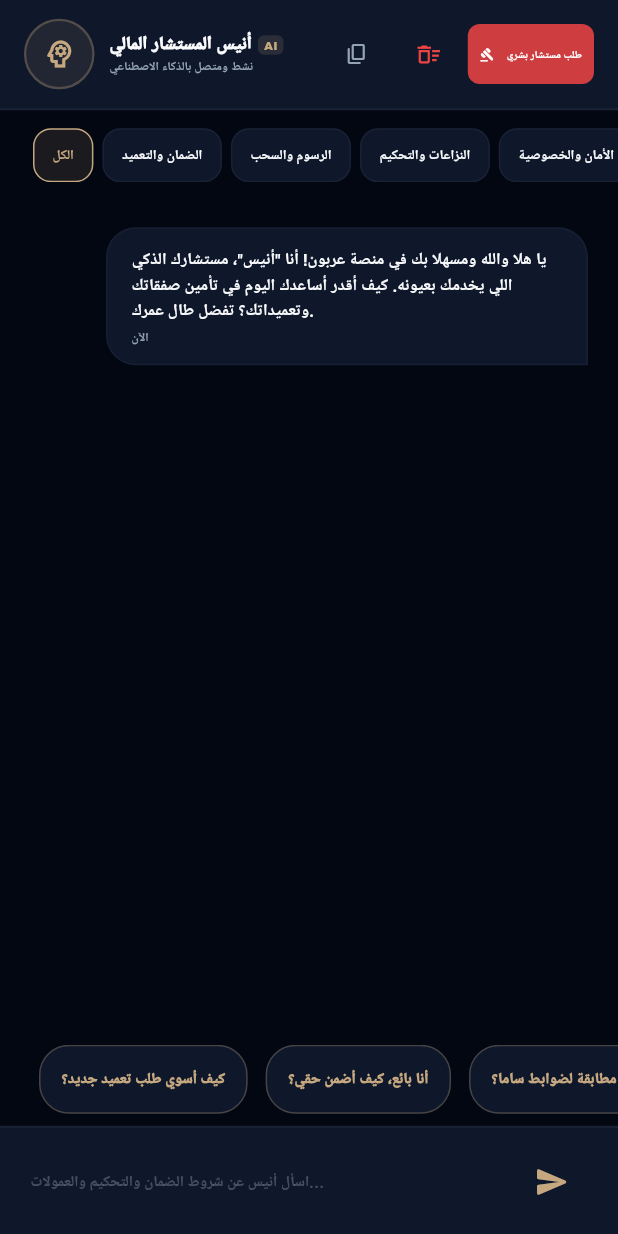
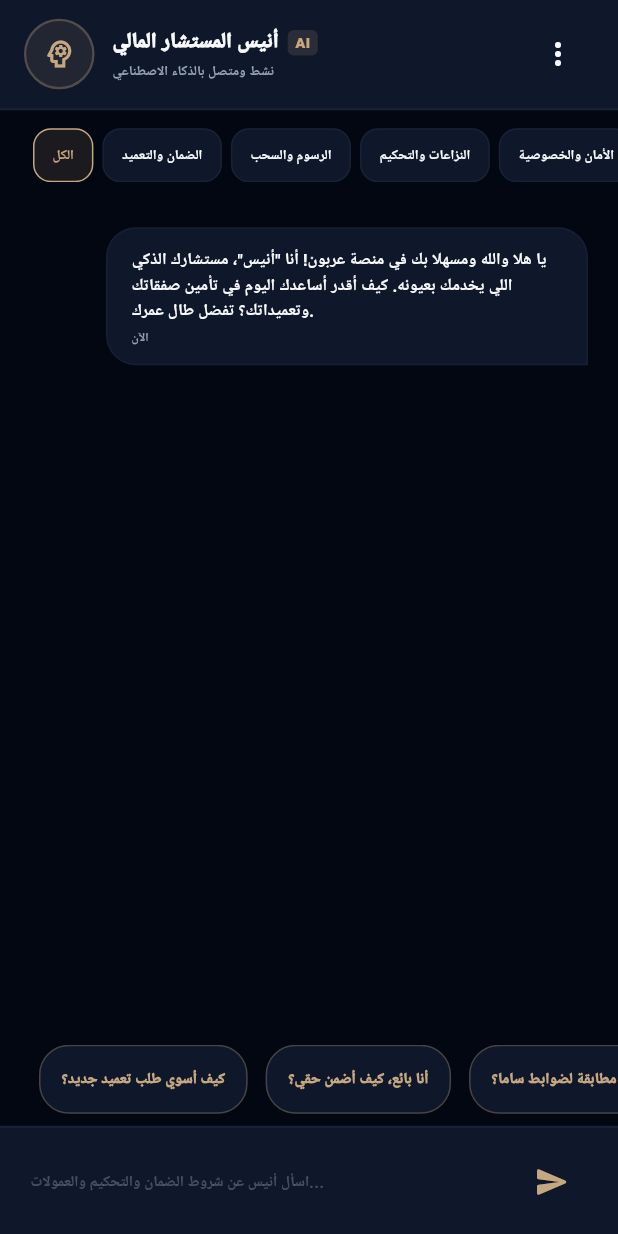
Before and after one commit to amanpresssa-cmyk/Deposit-022, a Flutter app: the SupportScreen screen opened directly, on a phone screen of 412 x 824 dp. Run offline on Flutter 3.47's test engine with Material 3 defaults, Android fonts, the phone set to English and light mode, and no system bars; our stand-ins replace audioplayers, cloud_firestore, firebase_auth, firebase_core, firebase_messaging, firebase_storage and 6 more; missing offline and left inert: google_mlkit_text_recognition, mobile_scanner; accounts and stored records are empty; Roboto replaces fonts that are missing (Cairo).

Commit message:
style: reorganize support screen header layout to resolve cluttering

```diff
--- a/lib/screens/support_screen.dart
+++ b/lib/screens/support_screen.dart
@@ -359,28 +359,25 @@ class _SupportScreenState extends State<SupportScreen> {
             ),
             child: const Icon(Icons.psychology_outlined, color: AppColors.accentGold, size: 24),
           ),
-          const SizedBox(width: 10),
+          const SizedBox(width: 12),
           Expanded(
             child: Column(
               crossAxisAlignment: CrossAxisAlignment.start,
               children: [
                 Row(
+                  mainAxisSize: MainAxisSize.min,
                   children: [
-                    Flexible(
-                      child: Text(
+                    Text(
                       'أنيس المستشار المالي',
-                        maxLines: 1,
-                        overflow: TextOverflow.ellipsis,
                       style: GoogleFonts.cairo(
                         color: AppColors.textLight,
-                          fontSize: 12,
+                        fontSize: 14,
                         fontWeight: FontWeight.w900,
                       ),
                     ),
-                    ),
-                    const SizedBox(width: 4),
+                    const SizedBox(width: 6),
                     Container(
-                      padding: const EdgeInsets.symmetric(horizontal: 4, vertical: 1),
+                      padding: const EdgeInsets.symmetric(horizontal: 5, vertical: 2),
                       decoration: BoxDecoration(
                         color: AppColors.accentGold.withOpacity(0.15),
                         borderRadius: BorderRadius.circular(4),
@@ -389,50 +386,93 @@ class _SupportScreenState extends State<SupportScreen> {
                         'AI',
                         style: GoogleFonts.outfit(
                           color: AppColors.accentGold,
-                          fontSize: 8,
+                          fontSize: 9,
                           fontWeight: FontWeight.w900,
                         ),
                       ),
                     ),
                   ],
                 ),
+                const SizedBox(height: 2),
                 Text(
                   'نشط ومتصل بالذكاء الاصطناعي',
                   style: GoogleFonts.cairo(
                     color: AppColors.textMuted,
-                    fontSize: 8,
+                    fontSize: 9,
                     fontWeight: FontWeight.bold,
                   ),
                 ),
               ],
             ),
           ),
-          // Actions: Arbitrator, Copy, Clear
-          Row(
+          PopupMenuButton<String>(
+            icon: const Icon(Icons.more_vert, color: AppColors.textLight),
+            color: AppColors.cardDark,
+            elevation: 8,
+            shape: RoundedRectangleBorder(borderRadius: BorderRadius.circular(12)),
+            onSelected: (value) {
+              if (value == 'arbitrator') {
+                _escalateToHumanArbitrator();
+              } else if (value == 'copy') {
+                _copyChat();
+              } else if (value == 'clear') {
+                _clearChat();
+              }
+            },
+            itemBuilder: (BuildContext context) => <PopupMenuEntry<String>>[
+              PopupMenuItem<String>(
+                value: 'arbitrator',
+                child: Row(
+                  mainAxisAlignment: MainAxisAlignment.end,
                   children: [
-              IconButton(
-                icon: const Icon(Icons.content_copy_rounded, color: AppColors.textMuted, size: 16),
-                tooltip: 'نسخ المحادثة',
-                onPressed: _copyChat,
+                    Text(
+                      'طلب مستشار بشري',
+                      style: GoogleFonts.cairo(
+                        color: AppColors.alert,
+                        fontSize: 12,
+                        fontWeight: FontWeight.bold,
                       ),
-              IconButton(
-                icon: const Icon(Icons.delete_sweep_outlined, color: AppColors.alert, size: 18),
-                tooltip: 'مسح المحادثة',
-                onPressed: _clearChat,
                     ),
-              const SizedBox(width: 2),
-              ElevatedButton.icon(
-                onPressed: _escalateToHumanArbitrator,
-                icon: const Icon(Icons.gavel_rounded, size: 10, color: Colors.white),
-                label: Text(
-                  'طلب مستشار بشري',
-                  style: GoogleFonts.cairo(fontSize: 7, fontWeight: FontWeight.bold, color: Colors.white),
+                    const SizedBox(width: 8),
+                    const Icon(Icons.gavel_rounded, color: AppColors.alert, size: 18),
+                  ],
                 ),
-                style: ElevatedButton.styleFrom(
-                  backgroundColor: AppColors.alert.withOpacity(0.85),
-                  elevation: 0,
-                  padding: const EdgeInsets.symmetric(horizontal: 8, vertical: 4),
-                  shape: RoundedRectangleBorder(borderRadius: BorderRadius.circular(8)),
+              ),
+              const PopupMenuDivider(),
+              PopupMenuItem<String>(
+                value: 'copy',
+                child: Row(
+                  mainAxisAlignment: MainAxisAlignment.end,
+                  children: [
+                    Text(
+                      'نسخ المحادثة',
+                      style: GoogleFonts.cairo(
+                        color: AppColors.textLight,
+                        fontSize: 12,
+                        fontWeight: FontWeight.bold,
+                      ),
+                    ),
+                    const SizedBox(width: 8),
+                    const Icon(Icons.content_copy_rounded, color: AppColors.textMuted, size: 18),
+                  ],
+                ),
+              ),
+              PopupMenuItem<String>(
+                value: 'clear',
+                child: Row(
+                  mainAxisAlignment: MainAxisAlignment.end,
+                  children: [
+                    Text(
+                      'مسح المحادثة',
+                      style: GoogleFonts.cairo(
+                        color: AppColors.alert,
+                        fontSize: 12,
+                        fontWeight: FontWeight.bold,
+                      ),
+                    ),
+                    const SizedBox(width: 8),
+                    const Icon(Icons.delete_sweep_outlined, color: AppColors.alert, size: 18),
+                  ],
                 ),
               ),
             ],
```
Lines whose indentation alone changed are shown as unchanged.
